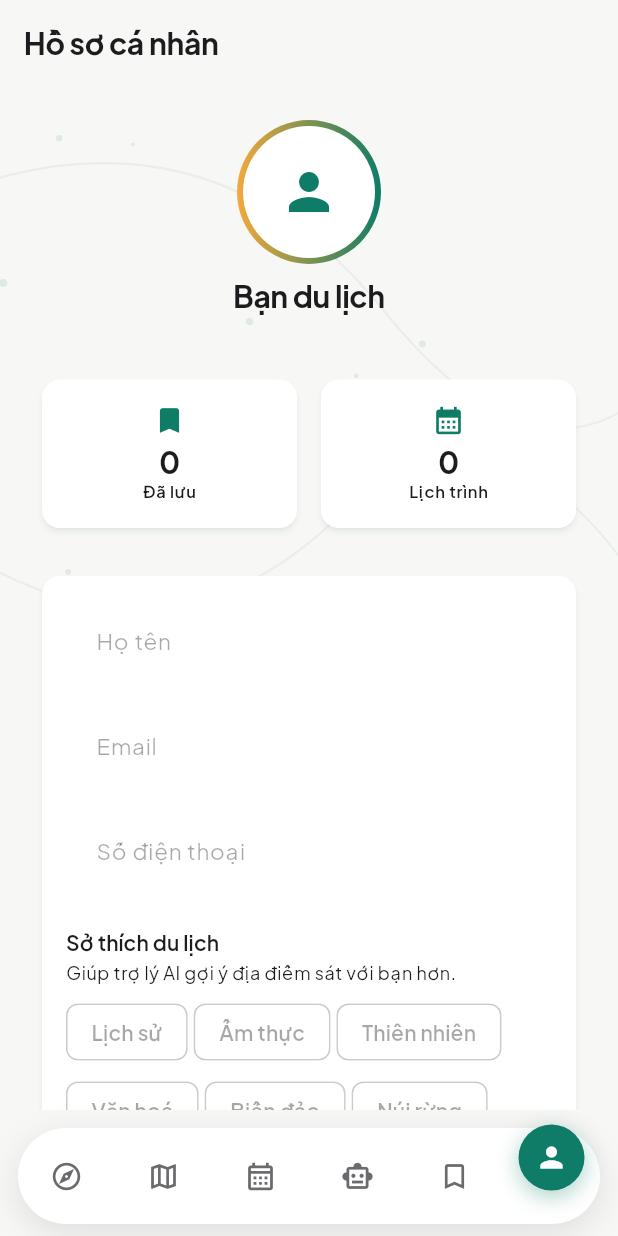
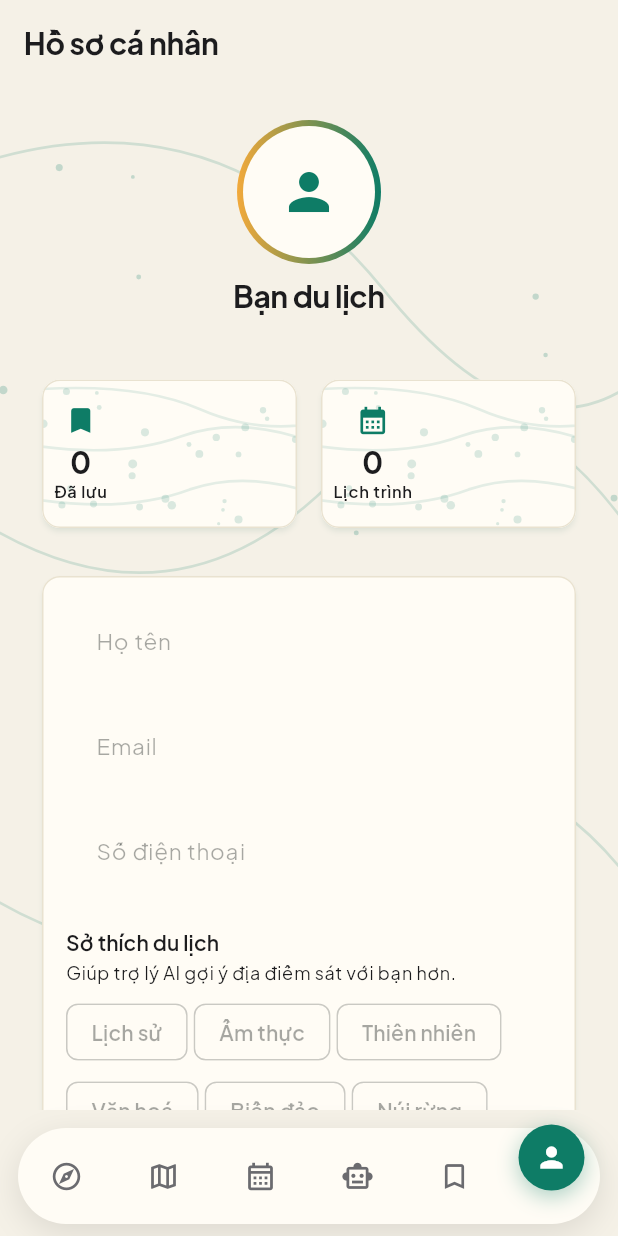
Before and after one commit to tuong10adc2/Travel_App, a Flutter app: the ChatScreen screen opened by its route, after a tap on the "explore" icon, after a tap on the "person outline" icon, on a phone screen of 412 x 824 dp. Run offline on Flutter 3.47's test engine with Material 3 defaults, Android fonts, the phone set to English and light mode, and no system bars; our stand-ins replace cached_network_image, cloud_firestore, cloud_functions, firebase_auth, firebase_core, firebase_messaging and 6 more; missing offline and left inert: panorama; accounts and stored records are empty.

Commit message:
feat: nen am hon (khong trang tinh), khung card ro rang, hoa tiet ro net hon
- app_theme.dart: doi background/surface tu trang/xam lanh sang be/kem am
  (theo anh tham khao nguoi dung gui), them vien mong mau am (colors.divider)
  cho CardTheme - card co "khung" ro thay vi chi troi bang shadow
- background_blobs.dart: tang do ro hoa tiet (opacity duong 0.07->0.16, cham
  0.10->0.22, stroke day hon), them duong cong thu 3, cham rai deu ca chieu
  cao thay vi chi 65% tren. Them widget PatternOverlay dung lai duoc de dat
  BEN TRONG card/khung nho (cung 1 painter, tu co theo kich thuoc) thay vi
  chi co ban full-page
- home_screen.dart: them PatternOverlay (mau trang) vao promo banner
- profile_screen.dart: them PatternOverlay vao 2 stat card (Da luu/Lich trinh)
- Da test truc quan tren emulator that: nen am, vien card ro, hoa tiet hien
  ro trong promo banner + stat card dung nhu anh tham khao

```diff
--- a/lib/core/theme/app_theme.dart
+++ b/lib/core/theme/app_theme.dart
@@ -54,14 +54,17 @@ class AppSemanticColors extends ThemeExtension<AppSemanticColors> {
   final Color shimmerBase;
   final Color shimmerHighlight;
 
+  // Nền/surface ấm (be/kem nhạt) thay vì trắng tinh + xám lạnh — trắng tinh
+  // trên diện rộng nhìn "trơ", còn 1 chút hơi ấm (be) giúp card nổi khối rõ
+  // hơn mà vẫn sáng, gần giống card ứng dụng quản lý mà bạn tham khảo.
   static const light = AppSemanticColors(
-    background: Color(0xFFF7F7F5),
-    surface: Color(0xFFFFFFFF),
+    background: Color(0xFFF5F1E7),
+    surface: Color(0xFFFFFCF5),
     textPrimary: Color(0xFF1C1C1E),
     textSecondary: Color(0xFF6B6B6F),
-    divider: Color(0xFFE7E7E4),
-    shimmerBase: Color(0xFFE9E9E6),
-    shimmerHighlight: Color(0xFFF6F6F4),
+    divider: Color(0xFFE9E2D0),
+    shimmerBase: Color(0xFFEDE6D6),
+    shimmerHighlight: Color(0xFFF9F5EA),
   );
 
   static const dark = AppSemanticColors(
@@ -229,8 +232,11 @@ class AppTheme {
             ? Colors.black.withOpacity(0.5)
             : AppColors.primary.withOpacity(0.16),
         surfaceTintColor: Colors.transparent,
+        // Viền mảnh màu ấm (đồng bộ với divider) — card có "khung" rõ ràng
+        // thay vì chỉ trôi nổi bằng shadow, giống card tham khảo.
         shape: RoundedRectangleBorder(
           borderRadius: BorderRadius.circular(AppRadius.md),
+          side: BorderSide(color: colors.divider),
         ),
       ),
       elevatedButtonTheme: ElevatedButtonThemeData(
--- a/lib/core/widgets/background_blobs.dart
+++ b/lib/core/widgets/background_blobs.dart
@@ -4,10 +4,9 @@ import 'package:flutter/material.dart';
 
 import '../theme/app_theme.dart';
 
-/// Bọc [child] với 1 lớp họa tiết nền mỏng — vài đường cong mềm + chấm nhỏ
-/// rải rác, màu thương hiệu rất mờ — thay cho nền phẳng 1 màu trơn. Vẽ tĩnh
-/// bằng `CustomPainter` (rẻ, không cần blur runtime) nên không ảnh hưởng
-/// hiệu năng cuộn trang.
+/// Bọc [child] với 1 lớp họa tiết nền — đường cong mềm + chấm nhỏ rải rác —
+/// thay cho nền phẳng 1 màu trơn. Vẽ tĩnh bằng `CustomPainter` (rẻ, không
+/// cần blur runtime) nên không ảnh hưởng hiệu năng cuộn trang.
 class DecorativeBackground extends StatelessWidget {
   const DecorativeBackground({super.key, required this.child});
 
@@ -17,12 +16,8 @@ class DecorativeBackground extends StatelessWidget {
   Widget build(BuildContext context) {
     return Stack(
       children: [
-const Positioned.fill(
-          child: IgnorePointer(
-            child: RepaintBoundary(
-              child: CustomPaint(painter: _PatternPainter(color: AppColors.primary)),
-            ),
-          ),
+        const Positioned.fill(
+          child: RepaintBoundary(child: PatternOverlay()),
         ),
         child,
       ],
@@ -30,46 +25,77 @@ const Positioned.fill(
   }
 }
 
-class _PatternPainter extends CustomPainter {
-  const _PatternPainter({required this.color});
+/// Cùng họa tiết như [DecorativeBackground] nhưng dùng để đặt BÊN TRONG 1
+/// card/khung nhỏ (promo banner, stat card...) — cùng 1 painter nên tỉ lệ
+/// đường cong/chấm tự co theo kích thước khung, giữ chung 1 "họ" hoạ tiết
+/// xuyên suốt app thay vì mỗi nơi 1 kiểu. `opacity` để giảm độ đậm khi nền
+/// khung đã có màu (vd promo banner nền primary đậm, chấm trắng cần nhạt
+/// hơn nền trang).
+class PatternOverlay extends StatelessWidget {
+  const PatternOverlay(
+      {super.key, this.color = AppColors.primary, this.opacity = 1.0});
 
   final Color color;
+  final double opacity;
+
+  @override
+  Widget build(BuildContext context) {
+    return IgnorePointer(
+      child: CustomPaint(
+          painter: _PatternPainter(color: color, opacityScale: opacity)),
+    );
+  }
+}
+
+class _PatternPainter extends CustomPainter {
+  const _PatternPainter({required this.color, this.opacityScale = 1.0});
+
+  final Color color;
+  final double opacityScale;
 
   @override
   void paint(Canvas canvas, Size size) {
     final linePaint = Paint()
-      ..color = color.withOpacity(0.07)
+      ..color = color.withOpacity(0.16 * opacityScale)
       ..style = PaintingStyle.stroke
-      ..strokeWidth = 1.4
+      ..strokeWidth = 1.8
       ..strokeCap = StrokeCap.round;
 
     final path1 = Path()
-      ..moveTo(-20, size.height * 0.10)
-      ..quadraticBezierTo(size.width * 0.35, size.height * 0.02,
-          size.width * 0.62, size.height * 0.22)
-      ..quadraticBezierTo(size.width * 0.86, size.height * 0.40,
-          size.width + 20, size.height * 0.30);
+      ..moveTo(-20, size.height * 0.08)
+      ..quadraticBezierTo(size.width * 0.35, size.height * 0.00,
+          size.width * 0.62, size.height * 0.20)
+      ..quadraticBezierTo(size.width * 0.86, size.height * 0.38,
+          size.width + 20, size.height * 0.28);
     canvas.drawPath(path1, linePaint);
 
     final path2 = Path()
-      ..moveTo(-20, size.height * 0.46)
-      ..quadraticBezierTo(size.width * 0.28, size.height * 0.58,
-          size.width * 0.55, size.height * 0.42)
-      ..quadraticBezierTo(size.width * 0.80, size.height * 0.27,
-          size.width + 20, size.height * 0.50);
+      ..moveTo(-20, size.height * 0.42)
+      ..quadraticBezierTo(size.width * 0.28, size.height * 0.55,
+          size.width * 0.55, size.height * 0.38)
+      ..quadraticBezierTo(size.width * 0.80, size.height * 0.23,
+          size.width + 20, size.height * 0.46);
     canvas.drawPath(path2, linePaint);
 
-    final dotPaint = Paint()..color = color.withOpacity(0.10);
+    final path3 = Path()
+      ..moveTo(-20, size.height * 0.78)
+      ..quadraticBezierTo(size.width * 0.30, size.height * 0.92,
+          size.width * 0.58, size.height * 0.74)
+      ..quadraticBezierTo(size.width * 0.82, size.height * 0.60,
+          size.width + 20, size.height * 0.80);
+    canvas.drawPath(path3, linePaint);
+
+    final dotPaint = Paint()..color = color.withOpacity(0.22 * opacityScale);
     final random = math.Random(7);
-    for (var i = 0; i < 16; i++) {
+    for (var i = 0; i < 26; i++) {
       final dx = random.nextDouble() * size.width;
-      final dy = random.nextDouble() * size.height * 0.65;
-      final r = 1.0 + random.nextDouble() * 1.8;
+      final dy = random.nextDouble() * size.height;
+      final r = 1.0 + random.nextDouble() * 2.0;
       canvas.drawCircle(Offset(dx, dy), r, dotPaint);
     }
   }
 
   @override
   bool shouldRepaint(covariant _PatternPainter oldDelegate) =>
-      oldDelegate.color != color;
+      oldDelegate.color != color || oldDelegate.opacityScale != opacityScale;
 }
--- a/lib/features/home/screens/home_screen.dart
+++ b/lib/features/home/screens/home_screen.dart
@@ -176,18 +176,23 @@ class _PromoBanner extends StatelessWidget {
 
   @override
   Widget build(BuildContext context) {
-    return Container(
+    return ClipRRect(
+      borderRadius: BorderRadius.circular(AppRadius.lg),
+      child: Container(
         width: double.infinity,
         padding: const EdgeInsets.all(AppSpacing.lg),
-      decoration: BoxDecoration(
-        borderRadius: BorderRadius.circular(AppRadius.lg),
-        gradient: const LinearGradient(
+        decoration: const BoxDecoration(
+          gradient: LinearGradient(
             begin: Alignment.topLeft,
             end: Alignment.bottomRight,
             colors: [AppColors.primary, AppColors.primaryDark],
           ),
         ),
-      child: Column(
+        child: Stack(
+          children: [
+            const Positioned.fill(
+                child: PatternOverlay(color: Colors.white, opacity: 1.4)),
+            Column(
               crossAxisAlignment: CrossAxisAlignment.start,
               children: [
                 Text(
@@ -206,6 +211,9 @@ class _PromoBanner extends StatelessWidget {
                       ?.copyWith(color: Colors.white70),
                 ),
               ],
+            ),
+          ],
+        ),
       ),
     );
   }
--- a/lib/features/profile/screens/profile_screen.dart
+++ b/lib/features/profile/screens/profile_screen.dart
@@ -348,7 +348,11 @@ class _StatCard extends StatelessWidget {
   @override
   Widget build(BuildContext context) {
     return Card(
-      child: Padding(
+      clipBehavior: Clip.antiAlias,
+      child: Stack(
+        children: [
+          const Positioned.fill(child: PatternOverlay(opacity: 0.7)),
+          Padding(
             padding: const EdgeInsets.symmetric(
                 vertical: AppSpacing.md, horizontal: AppSpacing.sm),
             child: Column(
@@ -360,6 +364,8 @@ class _StatCard extends StatelessWidget {
               ],
             ),
           ),
+        ],
+      ),
     );
   }
 }
```
Lines whose indentation alone changed are shown as unchanged.
